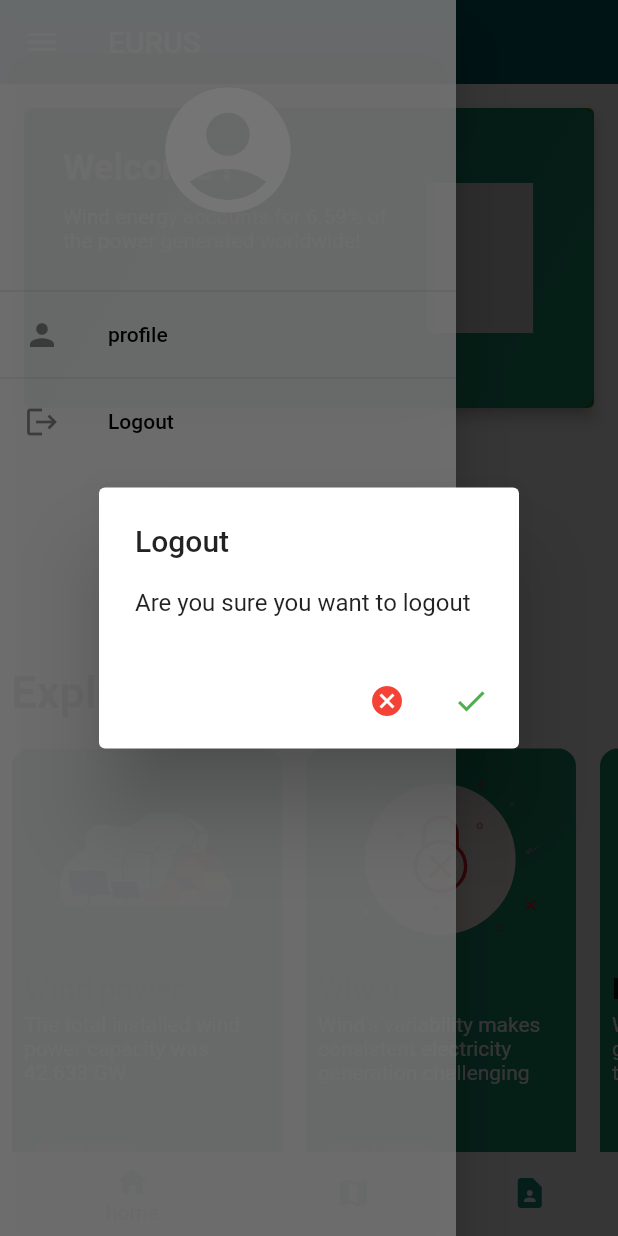
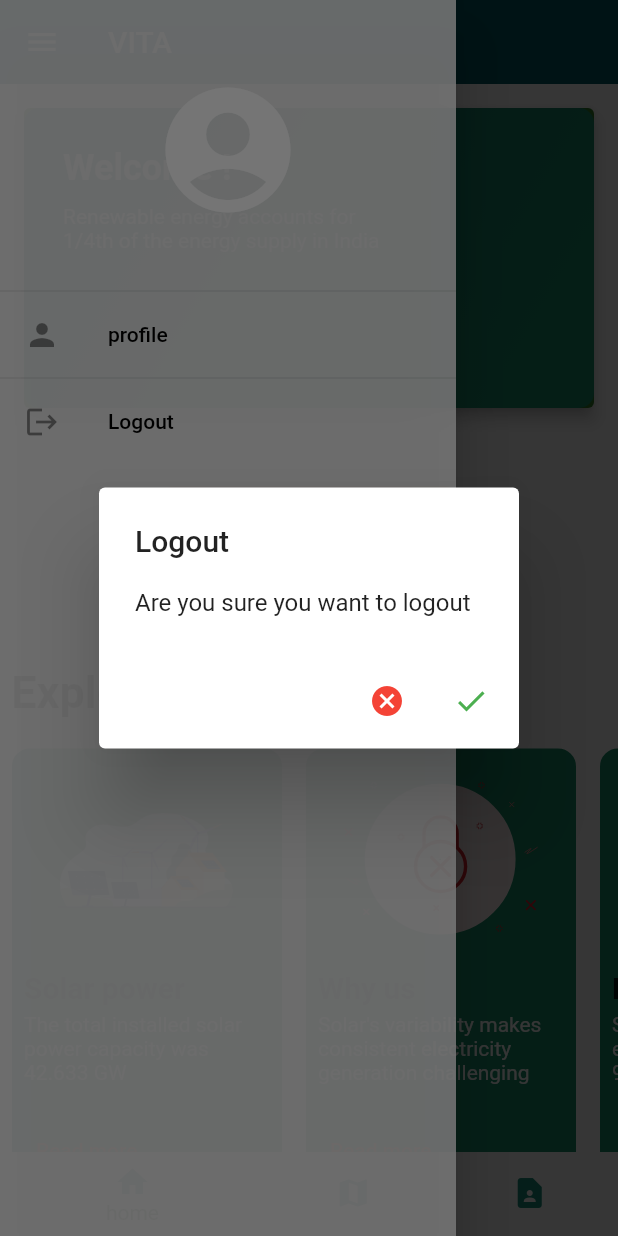
Before and after one commit to samwinp/vita, a Flutter app: the screen it shows after launch, in the side drawer, after a tap on "Logout", on a phone screen of 412 x 824 dp. Run offline on Flutter 3.47's test engine with Material 2 defaults, Android fonts, the light colour scheme and no system bars; our stand-ins replace cloud_firestore, firebase_auth, firebase_core, google_maps_flutter, lottie, shared_preferences; accounts and stored records are empty; Roboto replaces fonts that are missing (poppins).

Commit message:
added design1

```diff
--- a/Jinsei/studious-chainsaw-main/new_age/lib/pages/HomePage.dart
+++ b/Jinsei/studious-chainsaw-main/new_age/lib/pages/HomePage.dart
@@ -86,7 +86,7 @@ class _HomePageState extends State<HomePage> {
                                 ),
                                 SizedBox(height: 10),
                                 Text(
-                                  'Wind energy accounts for 6.59% of the power generated worldwide!',
+                                  'Renewable energy accounts for 1/4th of the energy supply in India ',
                                   style: TextStyle(
                                     fontSize: 14,
                                     color: Colors.white,
@@ -101,7 +101,7 @@ class _HomePageState extends State<HomePage> {
                           Container(
                             width: 100,
                             height: 100,
-                            child: Lottie.asset("assets/windmill-icon.json"),
+                            //child: Lottie.asset("assets/windmill-icon.json"),
                           ),
                         ],
                       ),
@@ -157,9 +157,9 @@ class _HomePageState extends State<HomePage> {
                 child: ListView(
                   scrollDirection: Axis.horizontal,
                   children:  [
-                    MillInfo(millname: "Wind power",millinfo: "The total installed wind power capacity was 42.633 GW" , imagePath: "assets/wind-power.json", page: ReadMore(keys: '2', heading: "Energy by Wind-power",)),
-                    MillInfo(millname: "Why us",millinfo: "Wind's variability makes consistent electricity generation challenging" , imagePath: "assets/disadvantages.json", page: ReadMore(keys: "1",heading: "Why Us?",)),
-                    MillInfo(millname: "Facts",millinfo: "Wind turbines can generate electricity for up to 70% to 90% of the time" , imagePath: "assets/facts.json", page: ReadMore(keys: '3',heading:"Facts on Windmill")),
+                    MillInfo(millname: "Solar power",millinfo: "The total installed solar power capacity was 42.633 GW" , imagePath: "assets/wind-power.json", page: ReadMore(keys: '2', heading: "Energy by Wind-power",)),
+                    MillInfo(millname: "Why us",millinfo: "Solar's variability makes consistent electricity generation challenging" , imagePath: "assets/disadvantages.json", page: ReadMore(keys: "1",heading: "Why Us?",)),
+                    MillInfo(millname: "Facts",millinfo: "Solar can generate electricity for up to 70% to 90% of the time" , imagePath: "assets/facts.json", page: ReadMore(keys: '3',heading:"Facts on Windmill")),
                   ],
                 ),
               ),
--- a/Jinsei/studious-chainsaw-main/new_age/lib/pages/Landing_page.dart
+++ b/Jinsei/studious-chainsaw-main/new_age/lib/pages/Landing_page.dart
@@ -60,7 +60,7 @@ class _LandingPageState extends State<LandingPage> {
   Widget build(BuildContext context) {
     return Scaffold(
 
-      appBar: AppBar(title: const Text("EURUS",
+      appBar: AppBar(title: const Text("VITA",
       style: TextStyle(
         color: Colors.white,
       ),
--- a/Jinsei/studious-chainsaw-main/new_age/lib/pages/login_page.dart
+++ b/Jinsei/studious-chainsaw-main/new_age/lib/pages/login_page.dart
@@ -72,10 +72,11 @@ class _LoginPageState extends State<LoginPage> {
                 ),
                 const Center(
                   child: Text(
-                    "Eurus",
+                    "Vita",
                     style: TextStyle(
                       fontWeight: FontWeight.bold,
                       fontSize: 42,
+                      color: Color.fromARGB(255, 39,127,138)
                     ),
                   ),
                 ),
@@ -87,6 +88,8 @@ class _LoginPageState extends State<LoginPage> {
                   style: TextStyle(
                     fontSize: 14,
                     fontWeight: FontWeight.w400,
+                    //color: Color.fromARGB(255, 254, 181, 34)
+                    color: Color.fromARGB(255, 39,127,138)
                   ),
                 ),
                 const SizedBox(
@@ -151,7 +154,8 @@ class _LoginPageState extends State<LoginPage> {
                   width: double.infinity,
                   child: ElevatedButton(
                       style: ElevatedButton.styleFrom(
-                        backgroundColor: Color.fromRGBO(164, 188, 146, 1),
+                      backgroundColor: Color.fromRGBO(164, 188, 146, 1),
+
                       ),
                       onPressed: () {
                         // add the sigin in function
--- a/Jinsei/studious-chainsaw-main/new_age/lib/pages/register_page.dart
+++ b/Jinsei/studious-chainsaw-main/new_age/lib/pages/register_page.dart
@@ -67,7 +67,7 @@ class _RegisterPageState extends State<RegisterPage> {
                 children: [
                   const SizedBox(height: 0,),
                   const Center(
-                  child:Text("EURUS",
+                  child:Text("Vita",
                    style: TextStyle(
                     fontWeight: FontWeight.bold,
                     fontSize: 42,
```
Also changed, not shown: Jinsei/studious-chainsaw-main/new_age/pubspec.lock.
